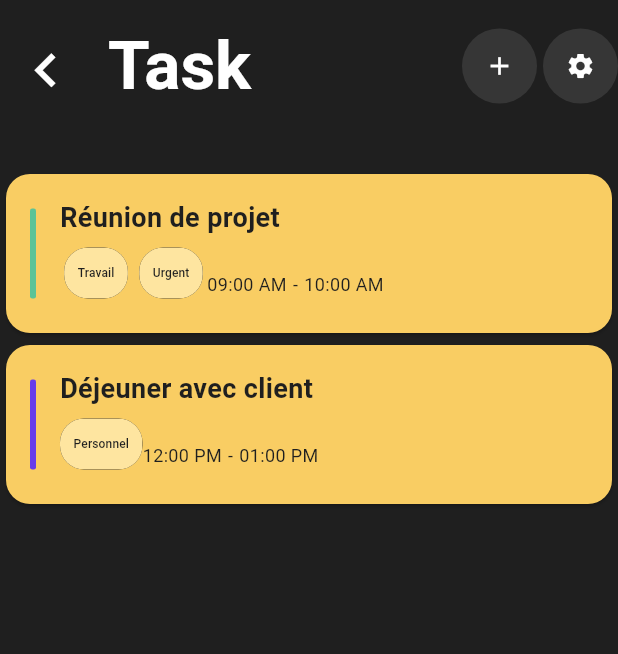
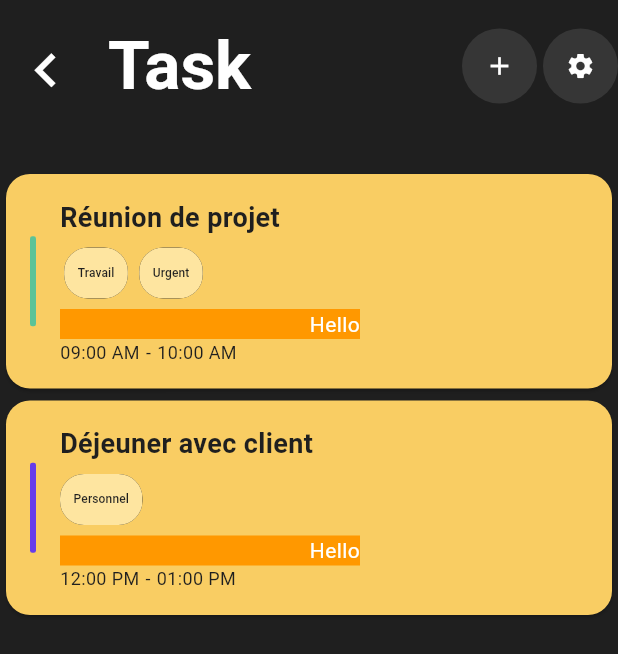
Before and after one commit to davidmottet/taskflow, a Flutter app: the TaskListScreen screen opened by its route, on a phone screen of 412 x 824 dp. Shown: the top 654 px of the screen. Run offline on Flutter 3.47's test engine with Material 3 defaults, Android fonts, the phone set to English and light mode, and no system bars; generated files the repository leaves out were written again.

Commit message:
Refactor CardTask widget to enhance layout and add new features
- Updated the CardTask widget to improve the layout by replacing the static Row with a more flexible Wrap for category chips.
- Introduced a new Container with a fixed width and an orange background to display a "Hello" message, aligning text to the end.
- Adjusted the alignment of the time display to the bottom right for better visual organization.
- These changes aim to enhance the user interface and improve the overall presentation of task details.

```diff
--- a/lib/src/ui/card_task_ui.dart
+++ b/lib/src/ui/card_task_ui.dart
@@ -47,10 +47,6 @@ class CardTask extends StatelessWidget {
                     title,
                     style: TextStyle(fontSize: 18, fontWeight: FontWeight.bold, color: Theme.of(context).primaryColor),
                   ),
-                  Row(
-                    mainAxisAlignment: MainAxisAlignment.spaceBetween,
-                    crossAxisAlignment: CrossAxisAlignment.end,
-                    children: [
                   Wrap(
                     spacing: 2.0,
                     children: categories.map((category) {
@@ -68,10 +64,17 @@ class CardTask extends StatelessWidget {
                       );
                     }).toList(),
                   ),
-                      Padding(
-                        padding: EdgeInsets.only(bottom: 8.0),
+                  Container(
+  width: 200, // Ensure the container has enough width
+  color: Colors.orange,
+  child: Text(
+    "Hello",
+    textAlign: TextAlign.end, // Aligns the text to the end of the container
+  ),
+),
+                  Align(
+                    alignment: Alignment.bottomRight,
                     child: Row(
-                          mainAxisSize: MainAxisSize.min,
                       children: [
                         Text(
                           startTime,
@@ -93,8 +96,6 @@ class CardTask extends StatelessWidget {
                 ],
               )
             ],
-              )
-            ],
           ),
         ),
       )
```
Lines whose indentation alone changed are shown as unchanged.
